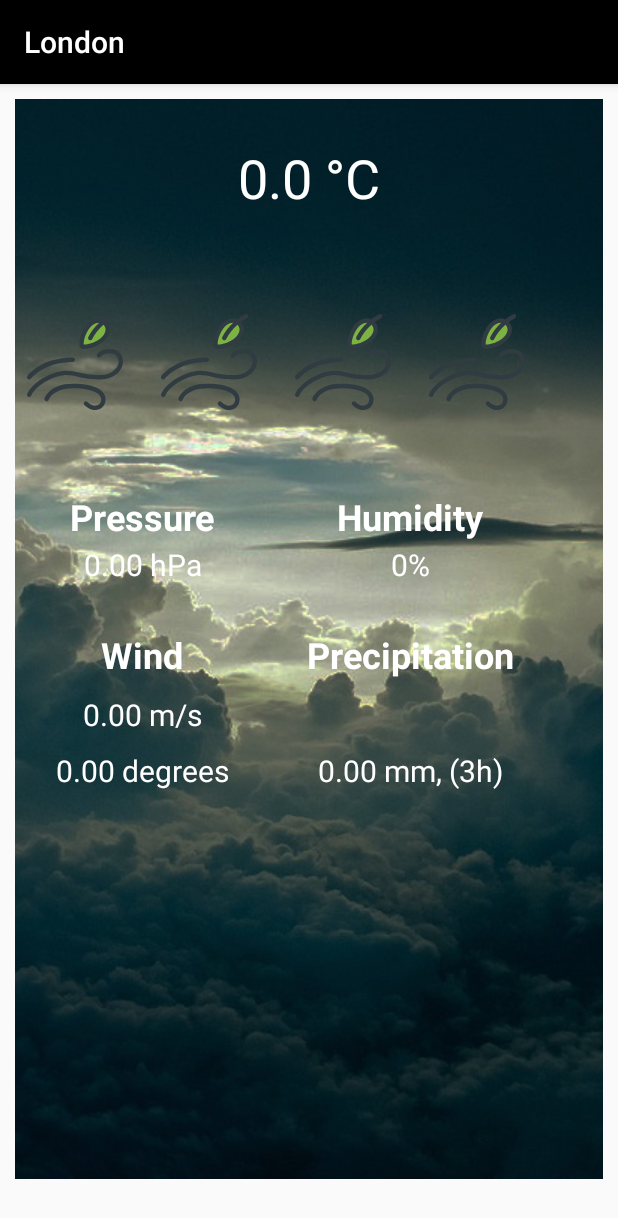
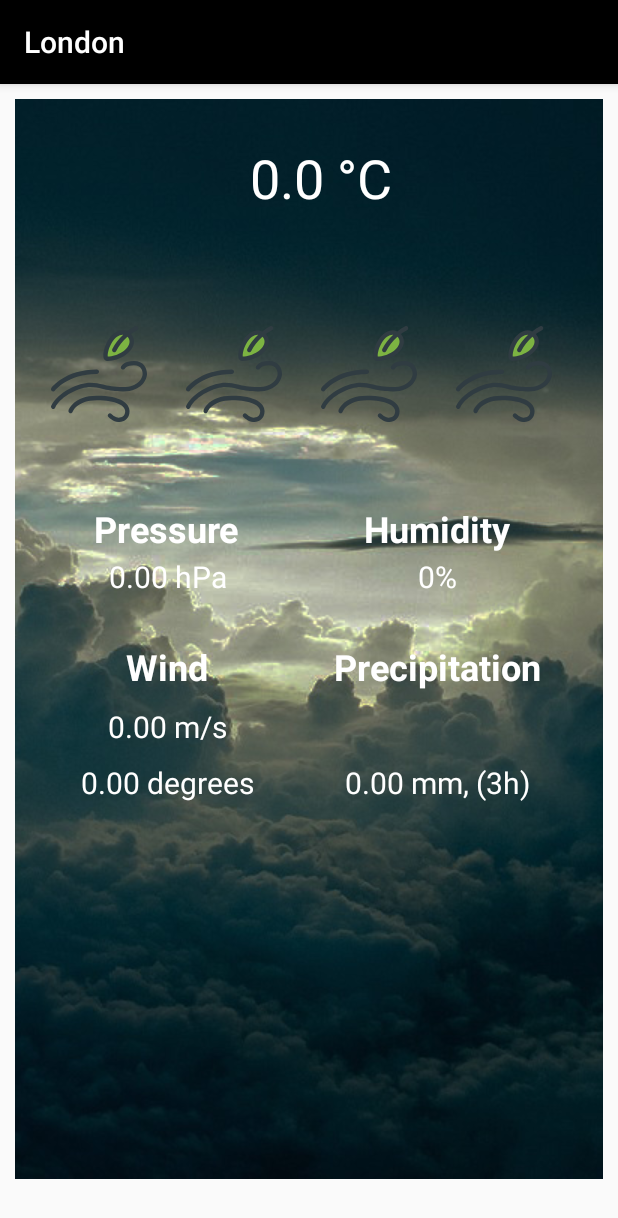
Before and after one commit to Dupeydoo/MoreCast, an Android app: the DetailedActivity screen opened directly, with no data from a screen before it, on a phone screen of 412 x 824 dp. Shown: the top 1218 px of the screen. Run offline under Robolectric (Android 15) with nearby library versions, the phone set to English and light mode, and no system bars; Roboto replaces fonts that are not available here; 27 statements that could not run were skipped.

Commit message:
Decent constrainlayout with turning needs work

```diff
--- a/app/src/main/java/com/exeter/ecm2425/morecast/DataProcessing/WeatherAdapter.java
+++ b/app/src/main/java/com/exeter/ecm2425/morecast/DataProcessing/WeatherAdapter.java
@@ -54,8 +54,10 @@ public class WeatherAdapter extends RecyclerView.Adapter<WeatherAdapter.ViewHold
     public WeatherAdapter.ViewHolder onCreateViewHolder(@NonNull ViewGroup parent,
                                                         int viewType) {
         if (viewType == 0) {
-            TodayView today = new TodayView(parent.getContext());
-            return new ViewHolder(today);
+            TodayView todayView = new TodayView(parent.getContext());
+            todayView.setLayoutParams(new ViewGroup.LayoutParams(
+                    ViewGroup.LayoutParams.MATCH_PARENT, ViewGroup.LayoutParams.WRAP_CONTENT));
+            return new ViewHolder(todayView);
         } else {
             ForecastView forecastView = new ForecastView(parent.getContext());
             forecastView.setLayoutParams(new ViewGroup.LayoutParams(
--- a/app/src/main/java/com/exeter/ecm2425/morecast/Views/TodayView.java
+++ b/app/src/main/java/com/exeter/ecm2425/morecast/Views/TodayView.java
@@ -1,6 +1,7 @@
 package com.exeter.ecm2425.morecast.Views;
 
 import android.content.Context;
+import android.support.constraint.ConstraintLayout;
 import android.util.AttributeSet;
 import android.view.LayoutInflater;
 import android.view.View;
@@ -14,7 +15,7 @@ import org.w3c.dom.Text;
 
 import java.util.Locale;
 
-public class TodayView extends RelativeLayout {
+public class TodayView extends ConstraintLayout {
     private TextView bigTemperature;
     private TextView descriptor;
 
--- a/app/src/main/res/layout/activity_main.xml
+++ b/app/src/main/res/layout/activity_main.xml
@@ -30,8 +30,7 @@
         android:layout_alignParentLeft="true"
         android:layout_alignParentStart="true"
         android:layout_alignParentTop="true"
-        android:scrollbars="vertical"
-        android:padding="10dp"/>
+        android:scrollbars="vertical" />
 
 
 </RelativeLayout>
--- a/app/src/main/res/layout/forecast_view.xml
+++ b/app/src/main/res/layout/forecast_view.xml
@@ -3,7 +3,9 @@
     xmlns:app="http://schemas.android.com/apk/res-auto"
     xmlns:tools="http://schemas.android.com/tools"
     android:layout_width="match_parent"
-    android:layout_height="wrap_content">
+    android:layout_height="wrap_content"
+    android:paddingLeft="10dp"
+    android:paddingRight="10dp">
 
     <android.support.v7.widget.CardView xmlns:card_view="http://schemas.android.com/apk/res-auto"
         android:id="@+id/forecastCard"
--- a/app/src/main/res/layout/today_view.xml
+++ b/app/src/main/res/layout/today_view.xml
@@ -1,9 +1,12 @@
 <?xml version="1.0" encoding="utf-8"?>
-<RelativeLayout xmlns:android="http://schemas.android.com/apk/res/android"
+<android.support.constraint.ConstraintLayout xmlns:android="http://schemas.android.com/apk/res/android"
     xmlns:app="http://schemas.android.com/apk/res-auto"
+    xmlns:tools="http://schemas.android.com/tools"
+    android:id="@+id/relativeLayout"
     android:layout_width="match_parent"
     android:layout_height="wrap_content"
-    android:paddingBottom="40dp">
+    android:paddingBottom="40dp"
+    android:paddingLeft="16dp">
 
 
     <TextView
@@ -16,264 +19,292 @@
         android:textAlignment="center"
         android:textColor="@color/colorWhite"
         android:textSize="36sp"
-        android:textStyle="normal" />
+        android:textStyle="normal"
+        app:layout_constraintStart_toStartOf="parent"
+        app:layout_constraintTop_toTopOf="parent" />
 
     <TextView
         android:id="@+id/descriptor"
         android:layout_width="match_parent"
         android:layout_height="wrap_content"
-        android:layout_below="@+id/bigTemperature"
         android:text="TextView"
         android:textAlignment="center"
         android:textColor="@android:color/darker_gray"
-        android:textSize="18sp" />
+        android:textSize="18sp"
+        app:layout_constraintStart_toStartOf="parent"
+        app:layout_constraintTop_toBottomOf="@+id/bigTemperature" />
 
     <ImageView
         android:id="@+id/stampOne"
         android:layout_width="wrap_content"
         android:layout_height="wrap_content"
-        android:layout_alignParentLeft="true"
-        android:layout_alignParentStart="true"
-        android:layout_below="@+id/descriptor"
-        android:layout_marginTop="22dp"
+        android:layout_marginTop="30dp"
+        app:layout_constraintLeft_toLeftOf="@id/guideline"
+        app:layout_constraintTop_toBottomOf="@id/descriptor"
         app:srcCompat="@drawable/ic_sun" />
 
     <ImageView
         android:id="@+id/stampTwo"
         android:layout_width="wrap_content"
         android:layout_height="wrap_content"
-        android:layout_below="@id/descriptor"
-        android:layout_toRightOf="@id/stampOne"
-        android:layout_marginLeft="25dp"
-        android:layout_marginTop="22dp"
-        app:srcCompat="@drawable/ic_sun"/>
+        android:layout_marginTop="30dp"
+        app:layout_constraintLeft_toLeftOf="@id/guideline3"
+        app:layout_constraintTop_toBottomOf="@id/descriptor"
+        app:srcCompat="@drawable/ic_sun" />
 
     <ImageView
         android:id="@+id/stampThree"
         android:layout_width="wrap_content"
         android:layout_height="wrap_content"
-        android:layout_below="@id/descriptor"
-        android:layout_toRightOf="@id/stampTwo"
-        android:layout_marginLeft="25dp"
-        android:layout_marginTop="22dp"
-        app:srcCompat="@drawable/ic_sun"/>
+        android:layout_marginTop="30dp"
+        app:layout_constraintLeft_toLeftOf="@id/guideline2"
+        app:layout_constraintTop_toBottomOf="@id/descriptor"
+        app:srcCompat="@drawable/ic_sun" />
 
     <ImageView
         android:id="@+id/stampFour"
         android:layout_width="wrap_content"
         android:layout_height="wrap_content"
-        android:layout_below="@id/descriptor"
-        android:layout_toRightOf="@id/stampThree"
-        android:layout_marginLeft="25dp"
-        android:layout_marginTop="22dp"
-        app:srcCompat="@drawable/ic_sun"/>
+        android:layout_marginTop="30dp"
+        app:layout_constraintLeft_toLeftOf="@id/guideline1"
+        app:layout_constraintTop_toBottomOf="@id/descriptor"
+        app:srcCompat="@drawable/ic_sun" />
 
     <TextView
         android:id="@+id/labelOne"
         android:layout_width="0dp"
         android:layout_height="wrap_content"
-        android:layout_alignEnd="@id/stampOne"
-        android:layout_alignLeft="@id/stampOne"
-        android:layout_alignRight="@id/stampOne"
-        android:layout_alignStart="@id/stampOne"
-        android:layout_below="@id/stampOne"
         android:layout_marginTop="10dp"
         android:textAlignment="center"
         android:textColor="@color/colorWhite"
         android:textSize="18sp"
-        android:textStyle="bold" />
+        android:textStyle="bold"
+        app:layout_constraintEnd_toEndOf="@id/stampOne"
+        app:layout_constraintLeft_toLeftOf="@id/stampOne"
+        app:layout_constraintRight_toRightOf="@id/stampOne"
+        app:layout_constraintStart_toStartOf="@id/stampOne"
+        app:layout_constraintTop_toBottomOf="@id/stampOne" />
 
     <TextView
         android:id="@+id/labelTwo"
         android:layout_width="0dp"
         android:layout_height="wrap_content"
-        android:layout_alignEnd="@id/stampTwo"
-        android:layout_alignLeft="@id/stampTwo"
-        android:layout_alignRight="@id/stampTwo"
-        android:layout_alignStart="@id/stampTwo"
-        android:layout_below="@id/stampTwo"
         android:layout_marginTop="10dp"
         android:textAlignment="center"
         android:textColor="@color/colorWhite"
         android:textSize="18sp"
-        android:textStyle="bold" />
+        android:textStyle="bold"
+        app:layout_constraintEnd_toEndOf="@id/stampTwo"
+        app:layout_constraintLeft_toLeftOf="@id/stampTwo"
+        app:layout_constraintRight_toRightOf="@id/stampTwo"
+        app:layout_constraintStart_toStartOf="@id/stampTwo"
+        app:layout_constraintTop_toBottomOf="@id/stampTwo" />
 
     <TextView
         android:id="@+id/labelThree"
         android:layout_width="0dp"
         android:layout_height="wrap_content"
-        android:layout_alignEnd="@id/stampThree"
-        android:layout_alignLeft="@id/stampThree"
-        android:layout_alignRight="@id/stampThree"
-        android:layout_alignStart="@id/stampThree"
-        android:layout_below="@id/stampThree"
         android:layout_marginTop="10dp"
         android:textAlignment="center"
         android:textColor="@color/colorWhite"
         android:textSize="18sp"
-        android:textStyle="bold" />
+        android:textStyle="bold"
+        app:layout_constraintEnd_toEndOf="@id/stampThree"
+        app:layout_constraintLeft_toLeftOf="@id/stampThree"
+        app:layout_constraintRight_toRightOf="@id/stampThree"
+        app:layout_constraintStart_toStartOf="@id/stampThree"
+        app:layout_constraintTop_toBottomOf="@id/stampThree" />
 
     <TextView
         android:id="@+id/labelFour"
         android:layout_width="0dp"
         android:layout_height="wrap_content"
-        android:layout_alignEnd="@id/stampFour"
-        android:layout_alignLeft="@id/stampFour"
-        android:layout_alignRight="@id/stampFour"
-        android:layout_alignStart="@id/stampFour"
-        android:layout_below="@id/stampFour"
         android:layout_marginTop="10dp"
         android:textAlignment="center"
         android:textColor="@color/colorWhite"
         android:textSize="18sp"
-        android:textStyle="bold" />
+        android:textStyle="bold"
+        app:layout_constraintEnd_toEndOf="@id/stampFour"
+        app:layout_constraintLeft_toLeftOf="@id/stampFour"
+        app:layout_constraintRight_toRightOf="@id/stampFour"
+        app:layout_constraintStart_toStartOf="@id/stampFour"
+        app:layout_constraintTop_toBottomOf="@id/stampFour" />
 
     <TextView
         android:id="@+id/pressureTitle"
         android:layout_width="wrap_content"
         android:layout_height="wrap_content"
-        android:layout_alignEnd="@id/labelTwo"
-        android:layout_alignLeft="@id/labelOne"
-        android:layout_alignRight="@id/labelTwo"
-        android:layout_alignStart="@id/labelOne"
-        android:layout_below="@id/labelOne"
         android:layout_marginTop="20dp"
         android:text="@string/pressure"
         android:textAlignment="center"
         android:textColor="@color/colorWhite"
         android:textSize="24sp"
-        android:textStyle="bold" />
+        android:textStyle="bold"
+        app:layout_constraintEnd_toEndOf="@id/labelTwo"
+        app:layout_constraintLeft_toLeftOf="@id/labelOne"
+        app:layout_constraintRight_toRightOf="@id/labelTwo"
+        app:layout_constraintStart_toStartOf="@id/labelOne"
+        app:layout_constraintTop_toBottomOf="@id/labelOne" />
 
     <TextView
         android:id="@+id/humidityTitle"
         android:layout_width="wrap_content"
         android:layout_height="wrap_content"
-        android:layout_alignEnd="@id/labelFour"
-        android:layout_alignLeft="@id/labelThree"
-        android:layout_alignRight="@id/labelFour"
-        android:layout_alignStart="@id/labelThree"
-        android:layout_below="@id/labelOne"
         android:layout_marginTop="20dp"
         android:text="@string/humidity"
         android:textAlignment="center"
         android:textColor="@color/colorWhite"
         android:textSize="24sp"
-        android:textStyle="bold" />
+        android:textStyle="bold"
+        app:layout_constraintEnd_toEndOf="@id/labelFour"
+        app:layout_constraintLeft_toLeftOf="@id/labelThree"
+        app:layout_constraintRight_toRightOf="@id/labelFour"
+        app:layout_constraintStart_toStartOf="@id/labelThree"
+        app:layout_constraintTop_toBottomOf="@id/labelOne" />
 
     <TextView
         android:id="@+id/pressureContent"
         android:layout_width="wrap_content"
         android:layout_height="wrap_content"
-        android:layout_alignEnd="@id/pressureTitle"
-        android:layout_alignLeft="@id/pressureTitle"
-        android:layout_alignRight="@id/pressureTitle"
-        android:layout_alignStart="@id/pressureTitle"
-        android:layout_below="@id/pressureTitle"
         android:layout_marginTop="2dp"
         android:textAlignment="center"
         android:textColor="@color/colorWhite"
-        android:textSize="20sp" />
+        android:textSize="20sp"
+        app:layout_constraintEnd_toEndOf="@id/pressureTitle"
+        app:layout_constraintLeft_toLeftOf="@id/pressureTitle"
+        app:layout_constraintRight_toRightOf="@id/pressureTitle"
+        app:layout_constraintStart_toStartOf="@id/pressureTitle"
+        app:layout_constraintTop_toBottomOf="@id/pressureTitle" />
 
     <TextView
         android:id="@+id/humidityContent"
         android:layout_width="wrap_content"
         android:layout_height="wrap_content"
-        android:layout_alignEnd="@id/humidityTitle"
-        android:layout_alignLeft="@id/humidityTitle"
-        android:layout_alignRight="@id/humidityTitle"
-        android:layout_alignStart="@id/humidityTitle"
-        android:layout_below="@id/humidityTitle"
         android:layout_marginTop="2dp"
         android:textAlignment="center"
         android:textColor="@color/colorWhite"
-        android:textSize="20sp" />
+        android:textSize="20sp"
+        app:layout_constraintEnd_toEndOf="@id/humidityTitle"
+        app:layout_constraintLeft_toLeftOf="@id/humidityTitle"
+        app:layout_constraintRight_toRightOf="@id/humidityTitle"
+        app:layout_constraintStart_toStartOf="@id/humidityTitle"
+        app:layout_constraintTop_toBottomOf="@id/humidityTitle" />
 
     <TextView
         android:id="@+id/windInformation"
         android:layout_width="wrap_content"
         android:layout_height="wrap_content"
-        android:layout_alignEnd="@id/pressureContent"
-        android:layout_alignLeft="@id/pressureContent"
-        android:layout_alignRight="@id/pressureContent"
-        android:layout_alignStart="@id/pressureContent"
-        android:layout_below="@id/pressureContent"
         android:layout_marginTop="30dp"
         android:text="@string/wind"
         android:textAlignment="center"
         android:textColor="@color/colorWhite"
         android:textSize="24sp"
-        android:textStyle="bold" />
+        android:textStyle="bold"
+        app:layout_constraintEnd_toEndOf="@id/pressureContent"
+        app:layout_constraintLeft_toLeftOf="@id/pressureContent"
+        app:layout_constraintRight_toRightOf="@id/pressureContent"
+        app:layout_constraintStart_toStartOf="@id/pressureContent"
+        app:layout_constraintTop_toBottomOf="@id/pressureContent" />
 
     <TextView
         android:id="@+id/windSpeed"
         android:layout_width="wrap_content"
         android:layout_height="wrap_content"
-        android:layout_alignEnd="@+id/windInformation"
-        android:layout_alignLeft="@+id/windInformation"
-        android:layout_alignRight="@+id/windInformation"
-        android:layout_alignStart="@+id/windInformation"
-        android:layout_below="@id/windInformation"
         android:layout_marginTop="10dp"
         android:textAlignment="center"
         android:textColor="@color/colorWhite"
-        android:textSize="20sp" />
+        android:textSize="20sp"
+        app:layout_constraintEnd_toEndOf="@+id/windInformation"
+        app:layout_constraintLeft_toLeftOf="@+id/windInformation"
+        app:layout_constraintRight_toRightOf="@+id/windInformation"
+        app:layout_constraintStart_toStartOf="@+id/windInformation"
+        app:layout_constraintTop_toBottomOf="@id/windInformation" />
 
     <TextView
         android:id="@+id/windDegrees"
         android:layout_width="wrap_content"
         android:layout_height="wrap_content"
-        android:layout_alignEnd="@+id/windInformation"
-        android:layout_alignLeft="@+id/windInformation"
-        android:layout_alignRight="@+id/windInformation"
-        android:layout_alignStart="@+id/windInformation"
-        android:layout_below="@id/windSpeed"
         android:layout_marginTop="10dp"
         android:textAlignment="center"
         android:textColor="@color/colorWhite"
-        android:textSize="20sp" />
+        android:textSize="20sp"
+        app:layout_constraintEnd_toEndOf="@+id/windInformation"
+        app:layout_constraintLeft_toLeftOf="@+id/windInformation"
+        app:layout_constraintRight_toRightOf="@+id/windInformation"
+        app:layout_constraintStart_toStartOf="@+id/windInformation"
+        app:layout_constraintTop_toBottomOf="@id/windSpeed" />
 
     <TextView
         android:id="@+id/precipitation"
         android:layout_width="wrap_content"
         android:layout_height="wrap_content"
-        android:layout_alignEnd="@id/humidityContent"
-        android:layout_alignLeft="@id/humidityContent"
-        android:layout_alignRight="@id/humidityContent"
-        android:layout_alignStart="@id/humidityContent"
-        android:layout_below="@id/humidityContent"
         android:layout_marginTop="30dp"
         android:text="@string/precipitation"
         android:textAlignment="center"
         android:textColor="@color/colorWhite"
         android:textSize="24sp"
-        android:textStyle="bold" />
+        android:textStyle="bold"
+        app:layout_constraintEnd_toEndOf="@id/humidityContent"
+        app:layout_constraintLeft_toLeftOf="@id/humidityContent"
+        app:layout_constraintRight_toRightOf="@id/humidityContent"
+        app:layout_constraintStart_toStartOf="@id/humidityContent"
+        app:layout_constraintTop_toBottomOf="@id/humidityContent" />
 
     <TextView
         android:id="@+id/precipitationType"
         android:layout_width="wrap_content"
         android:layout_height="wrap_content"
-        android:layout_alignEnd="@+id/precipitation"
-        android:layout_alignLeft="@+id/precipitation"
-        android:layout_alignRight="@+id/precipitation"
-        android:layout_alignStart="@+id/precipitation"
-        android:layout_below="@id/precipitation"
         android:layout_marginTop="10dp"
         android:textAlignment="center"
         android:textColor="@color/colorWhite"
-        android:textSize="20sp" />
+        android:textSize="20sp"
+        app:layout_constraintEnd_toEndOf="@+id/precipitation"
+        app:layout_constraintLeft_toLeftOf="@+id/precipitation"
+        app:layout_constraintRight_toRightOf="@+id/precipitation"
+        app:layout_constraintStart_toStartOf="@+id/precipitation"
+        app:layout_constraintTop_toBottomOf="@id/precipitation" />
 
     <TextView
         android:id="@+id/precipitationAmount"
         android:layout_width="wrap_content"
         android:layout_height="wrap_content"
-        android:layout_alignEnd="@+id/precipitation"
-        android:layout_alignLeft="@+id/precipitation"
-        android:layout_alignRight="@+id/precipitation"
-        android:layout_alignStart="@+id/precipitation"
-        android:layout_below="@id/precipitationType"
         android:layout_marginTop="10dp"
         android:textAlignment="center"
         android:textColor="@color/colorWhite"
-        android:textSize="20sp" />
+        android:textSize="20sp"
+        app:layout_constraintEnd_toEndOf="@+id/precipitation"
+        app:layout_constraintLeft_toLeftOf="@+id/precipitation"
+        app:layout_constraintRight_toRightOf="@+id/precipitation"
+        app:layout_constraintStart_toStartOf="@+id/precipitation"
+        app:layout_constraintTop_toBottomOf="@id/precipitationType" />
 
-</RelativeLayout>
+    <android.support.constraint.Guideline
+        android:id="@+id/guideline"
+        android:layout_width="wrap_content"
+        android:layout_height="wrap_content"
+        android:orientation="vertical"
+        app:layout_constraintGuide_percent="0.0" />
+
+    <android.support.constraint.Guideline
+        android:id="@+id/guideline1"
+        android:layout_width="wrap_content"
+        android:layout_height="wrap_content"
+        android:orientation="vertical"
+        app:layout_constraintGuide_percent="0.75" />
+
+    <android.support.constraint.Guideline
+        android:id="@+id/guideline2"
+        android:layout_width="wrap_content"
+        android:layout_height="wrap_content"
+        android:orientation="vertical"
+        app:layout_constraintGuide_percent="0.50" />
+
+
+    <android.support.constraint.Guideline
+        android:id="@+id/guideline3"
+        android:layout_width="wrap_content"
+        android:layout_height="wrap_content"
+        android:orientation="vertical"
+        app:layout_constraintGuide_percent="0.25" />
+
+</android.support.constraint.ConstraintLayout>
```
